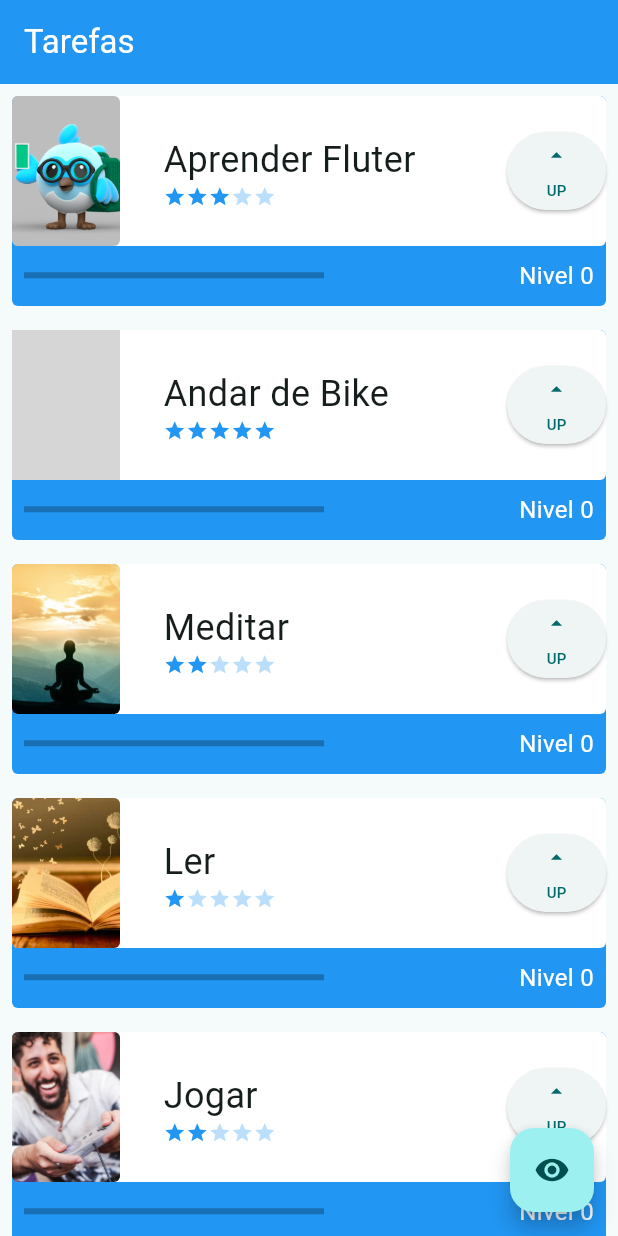
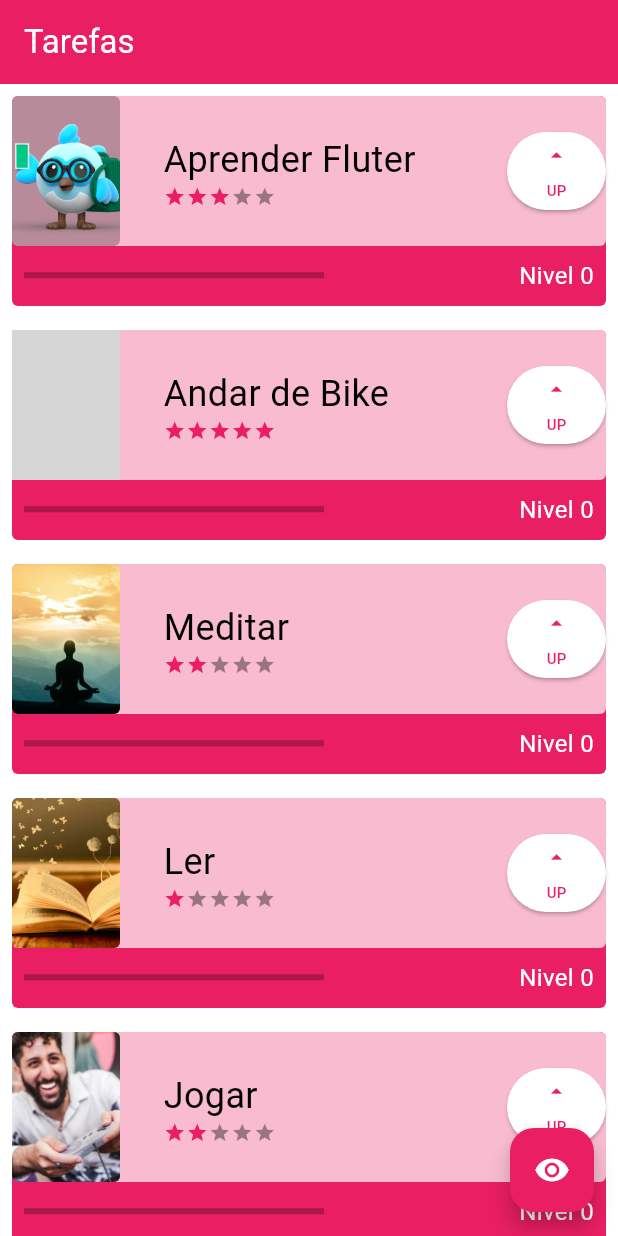
Before and after one commit to sShayron/first-flutter-app-alura, a Flutter app: the screen it shows after launch, on a phone screen of 412 x 824 dp. Run offline on Flutter 3.47's test engine with Material 3 defaults, Android fonts, the phone set to English and light mode, and no system bars; our stand-ins replace google_fonts, logger, shared_preferences; missing offline and left inert: http_interceptor; grey boxes are pictures that could not be loaded.

Commit message:
feat(widgets_stateless_stateful_images_animations): setup theme

```diff
--- a/flutter/widgets_stateless_stateful_images_animations/lib/components/difficult_stars.dart
+++ b/flutter/widgets_stateless_stateful_images_animations/lib/components/difficult_stars.dart
@@ -12,8 +12,9 @@ class DifficultStars extends StatelessWidget {
     return Row(
         children: stars
             .map((starNumber) => DifficultStar(
-                color:
-                    difficult >= starNumber ? Colors.blue : Colors.blue[100]))
+                color: difficult >= starNumber
+                    ? Theme.of(context).primaryColor
+                    : Theme.of(context).disabledColor))
             .toList());
   }
 }
--- a/flutter/widgets_stateless_stateful_images_animations/lib/components/task.dart
+++ b/flutter/widgets_stateless_stateful_images_animations/lib/components/task.dart
@@ -38,7 +38,8 @@ class _TaskState extends State<Task> {
 
   @override
   Widget build(BuildContext context) {
-    Color masteryColor = masteryColors[mastery];
+    Color masteryColor =
+        mastery == 0 ? Theme.of(context).primaryColor : masteryColors[mastery];
     return Padding(
       padding: const EdgeInsets.all(8.0),
       child: Stack(
@@ -55,7 +56,7 @@ class _TaskState extends State<Task> {
               height: 100,
               decoration: BoxDecoration(
                 borderRadius: BorderRadius.circular(4),
-                color: Colors.white,
+                color: Theme.of(context).colorScheme.surface,
               ),
               child: Row(
                 mainAxisAlignment: MainAxisAlignment.spaceBetween,
@@ -92,14 +93,16 @@ class _TaskState extends State<Task> {
                       SizedBox(
                           width: 200,
                           child: LinearProgressIndicator(
-                            color: Colors.white,
+                            color: Theme.of(context).colorScheme.onPrimary,
                             backgroundColor: Colors.black26,
                             value: widget.difficult > 0
                                 ? (level / widget.difficult) / 10
                                 : 1,
                           )),
                       Text('Nivel $level',
-                          style: TextStyle(color: Colors.white, fontSize: 16))
+                          style: TextStyle(
+                              color: Theme.of(context).colorScheme.onPrimary,
+                              fontSize: 16))
                     ])),
           ])
         ],
--- a/flutter/widgets_stateless_stateful_images_animations/lib/main.dart
+++ b/flutter/widgets_stateless_stateful_images_animations/lib/main.dart
@@ -1,5 +1,6 @@
 import 'package:flutter/material.dart';
 import 'package:nosso_primeiro_projeto/screens/initial_screen.dart';
+import 'package:nosso_primeiro_projeto/theme/my_theme.dart';
 
 void main() {
   runApp(MyApp());
@@ -11,9 +12,9 @@ class MyApp extends StatelessWidget {
   @override
   Widget build(BuildContext context) {
     return MaterialApp(
-        title: 'Flutter Demo',
-        theme: ThemeData(
-            colorScheme: ColorScheme.fromSeed(seedColor: Colors.cyanAccent)),
-        home: InitialScreen());
+      title: 'Flutter Demo',
+      theme: myTheme,
+      home: InitialScreen(),
+    );
   }
 }
--- a/flutter/widgets_stateless_stateful_images_animations/lib/screens/initial_screen.dart
+++ b/flutter/widgets_stateless_stateful_images_animations/lib/screens/initial_screen.dart
@@ -15,11 +15,11 @@ class _InitialScreenState extends State<InitialScreen> {
   Widget build(BuildContext context) {
     return Scaffold(
       appBar: AppBar(
-        title: const Text(
+        title: Text(
           'Tarefas',
-          style: TextStyle(color: Colors.white),
+          style: TextStyle(color: Theme.of(context).colorScheme.onPrimary),
         ),
-        backgroundColor: Colors.blue,
+        backgroundColor: Theme.of(context).primaryColor,
       ),
       body: AnimatedOpacity(
           opacity: opacity ? 1 : 0,
--- /dev/null
+++ b/flutter/widgets_stateless_stateful_images_animations/lib/theme/my_theme.dart
@@ -0,0 +1,12 @@
+import 'package:flutter/material.dart';
+
+ThemeData myTheme = ThemeData(
+  primaryColor: Colors.pink,
+  scaffoldBackgroundColor: Colors.white70,
+  colorScheme: ColorScheme.fromSwatch(
+    primarySwatch: Colors.pink,
+  ).copyWith(
+      secondary: Colors.pink[200],
+      surface: Colors.pink[100],
+      onPrimary: Colors.white),
+);
```
Also changed, not shown: flutter/widgets_stateless_stateful_images_animations/pubspec.lock, 1 other file.
